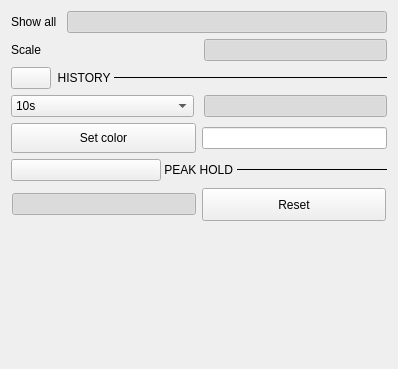
The window that ui/iiomonitormenu.ui (thatliuser/scopy) describes before a commit, drawn with Qt 5.
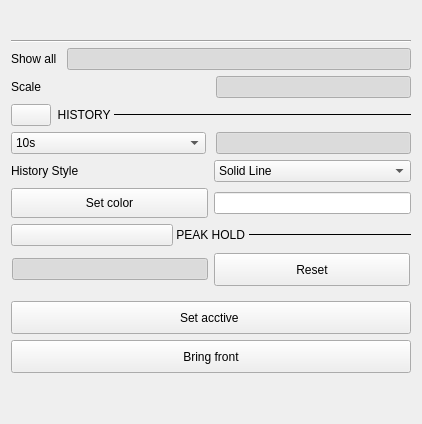
The same window after the commit. Custom widgets are drawn as their Qt base class.

The edit to the form file:
```diff
--- a/ui/iiomonitormenu.ui
+++ b/ui/iiomonitormenu.ui
@@ -6,8 +6,8 @@
    <rect>
     <x>0</x>
     <y>0</y>
-    <width>398</width>
-    <height>369</height>
+    <width>422</width>
+    <height>424</height>
    </rect>
   </property>
   <property name="windowTitle">
@@ -16,6 +16,63 @@
   <layout class="QVBoxLayout" name="verticalLayout_2">
    <item>
     <layout class="QVBoxLayout" name="verticalLayout">
+     <item>
+      <layout class="QVBoxLayout" name="verticalLayout_4">
+       <property name="spacing">
+        <number>15</number>
+       </property>
+       <property name="topMargin">
+        <number>0</number>
+       </property>
+       <property name="bottomMargin">
+        <number>0</number>
+       </property>
+       <item>
+        <widget class="QLabel" name="menu_title">
+         <property name="sizePolicy">
+          <sizepolicy hsizetype="Fixed" vsizetype="Fixed">
+           <horstretch>0</horstretch>
+           <verstretch>0</verstretch>
+          </sizepolicy>
+         </property>
+         <property name="text">
+          <string/>
+         </property>
+         <property name="general_settings_label" stdset="0">
+          <bool>true</bool>
+         </property>
+        </widget>
+       </item>
+       <item>
+        <widget class="Line" name="line_2">
+         <property name="sizePolicy">
+          <sizepolicy hsizetype="Expanding" vsizetype="Fixed">
+           <horstretch>0</horstretch>
+           <verstretch>0</verstretch>
+          </sizepolicy>
+         </property>
+         <property name="minimumSize">
+          <size>
+           <width>400</width>
+           <height>2</height>
+          </size>
+         </property>
+         <property name="maximumSize">
+          <size>
+           <width>0</width>
+           <height>2</height>
+          </size>
+         </property>
+         <property name="orientation">
+          <enum>Qt::Horizontal</enum>
+         </property>
+         <property name="blue_line" stdset="0">
+          <bool>true</bool>
+         </property>
+        </widget>
+       </item>
+      </layout>
+     </item>
      <item>
       <layout class="QHBoxLayout" name="horizontalLayout_5">
        <property name="spacing">
@@ -221,6 +278,46 @@
        </item>
       </layout>
      </item>
+     <item>
+      <layout class="QHBoxLayout" name="horizontalLayout_2">
+       <item>
+        <widget class="QLabel" name="label_4">
+         <property name="text">
+          <string>History Style</string>
+         </property>
+        </widget>
+       </item>
+       <item>
+        <widget class="QComboBox" name="lineStyle">
+         <item>
+          <property name="text">
+           <string>Solid Line</string>
+          </property>
+         </item>
+         <item>
+          <property name="text">
+           <string>Dot Line</string>
+          </property>
+         </item>
+         <item>
+          <property name="text">
+           <string>Dash Line</string>
+          </property>
+         </item>
+         <item>
+          <property name="text">
+           <string>Dash-Dot Line</string>
+          </property>
+         </item>
+         <item>
+          <property name="text">
+           <string>Dash-Dot-Dot Line</string>
+          </property>
+         </item>
+        </widget>
+       </item>
+      </layout>
+     </item>
      <item>
       <layout class="QHBoxLayout" name="horizontalLayout">
        <item>
@@ -383,6 +480,57 @@
        </layout>
       </widget>
      </item>
+     <item>
+      <widget class="QPushButton" name="btnSetAcctive">
+       <property name="minimumSize">
+        <size>
+         <width>0</width>
+         <height>30</height>
+        </size>
+       </property>
+       <property name="styleSheet">
+        <string notr="true">QPushButton{
+height:25px;
+
+font-size: 12px;
+line-height: 14px;
+}</string>
+       </property>
+       <property name="text">
+        <string>Set acctive </string>
+       </property>
+       <property name="blue_button" stdset="0">
+        <bool>true</bool>
+       </property>
+      </widget>
+     </item>
+     <item>
+      <widget class="QPushButton" name="btnBringFront">
+       <property name="minimumSize">
+        <size>
+         <width>0</width>
+         <height>30</height>
+        </size>
+       </property>
+       <property name="styleSheet">
+        <string notr="true">QPushButton{
+height:25px;
+
+font-size: 12px;
+line-height: 14px;
+}</string>
+       </property>
+       <property name="text">
+        <string>Bring front</string>
+       </property>
+       <property name="blue_button" stdset="0">
+        <bool>true</bool>
+       </property>
+      </widget>
+     </item>
+     <item>
+      <layout class="QVBoxLayout" name="divs"/>
+     </item>
     </layout>
    </item>
    <item>
```
